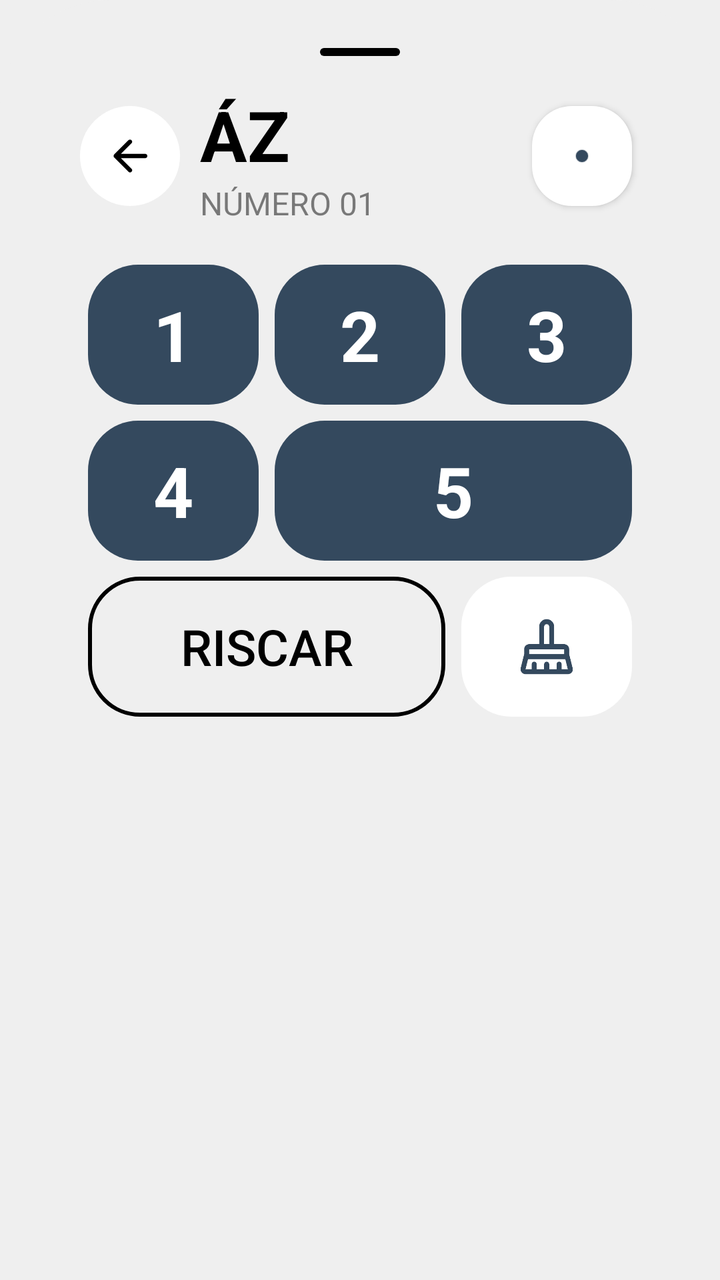
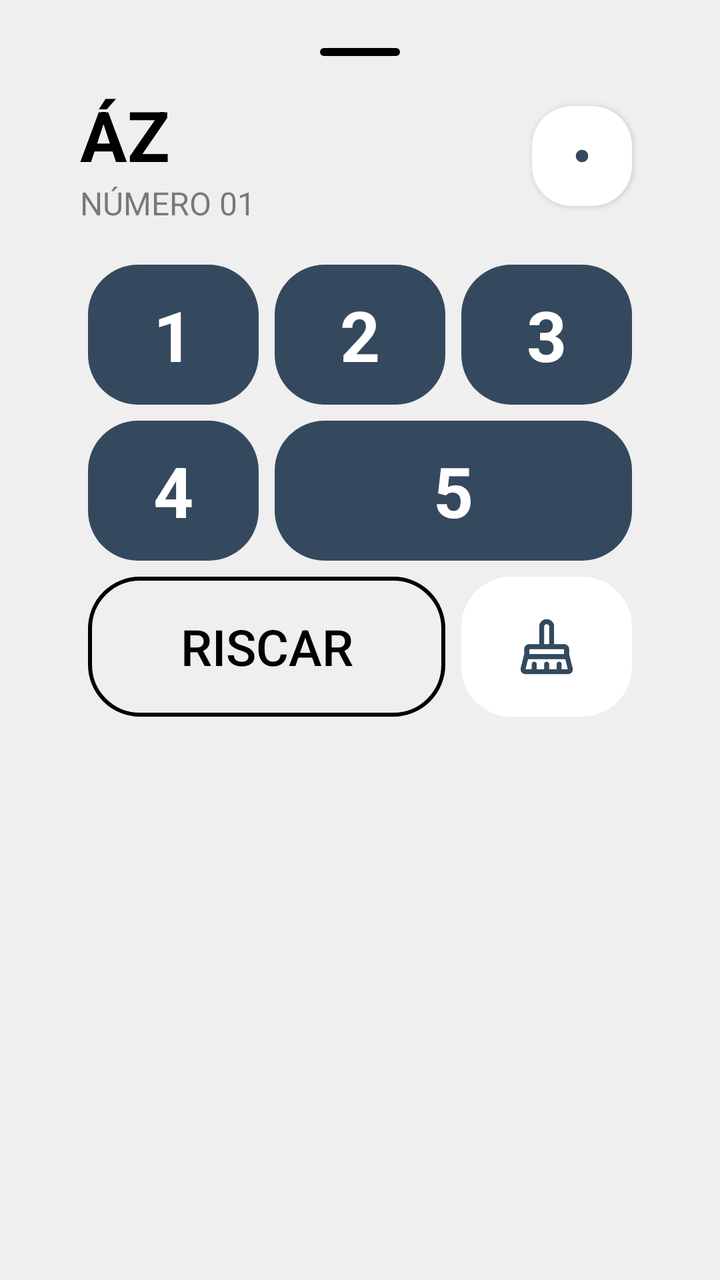

Screens rendered from an Android XML layout before and after an edit, with the pre-edit source and the edit as a unified diff.
<!-- AndroidManifest.xml: application theme Base.Theme.KingOfBozo.Standard -->
<!-- res/layout/box_az.xml -->
<?xml version="1.0" encoding="utf-8"?>
<LinearLayout xmlns:android="http://schemas.android.com/apk/res/android"
xmlns:app="http://schemas.android.com/apk/res-auto"
xmlns:tools="http://schemas.android.com/tools"
android:id="@+id/numbers_points"
android:layout_width="match_parent"
android:layout_height="wrap_content"
android:backgroundTint="?attr/customBackground"
android:background="@drawable/bottom_sheet_background"
android:orientation="vertical"
android:padding="24dp">

<ImageView
    android:layout_width="40dp"
    android:layout_height="4dp"
    android:layout_gravity="center_horizontal"
    android:layout_marginBottom="16dp"
    app:tint="?attr/textFillColor"
    android:src="@drawable/background_card_dark" />


    <LinearLayout
        android:id="@+id/action_bar"
        android:layout_width="match_parent"
        android:layout_height="wrap_content"
        android:paddingHorizontal="16dp"
        android:gravity="center"
        tools:ignore="MissingConstraints">

        <ImageView
            android:id="@+id/button_cancel"
            android:layout_width="50dp"
            android:layout_height="50dp"
            android:backgroundTint="?attr/cardBackgroundColor"
            android:background="@drawable/background_circle_yellow"
            android:padding="12dp"
            android:layout_marginRight="10dp"
            app:tint="?attr/textFillColor"
            android:src="@drawable/ic_arrow_back"
            tools:ignore="ContentDescription" />

        <LinearLayout
            android:layout_width="wrap_content"
            android:layout_height="wrap_content"
            android:orientation="vertical"
            android:layout_weight="1"
            app:layout_constraintStart_toEndOf="@+id/button_back">



            <TextView
                android:id="@+id/scoring_title"
                android:layout_width="wrap_content"
                android:layout_height="wrap_content"
                android:text="ÁZ"
                android:textColor="?attr/textFillColor"
                android:textSize="35sp"
                android:textStyle="bold" />
            <TextView
                android:layout_width="wrap_content"
                android:layout_height="wrap_content"
                android:text="NÚMERO 01"
                android:alpha="0.5"
                android:textColor="?attr/textFillColor"
                android:textSize="16sp" />

        </LinearLayout>

        <ImageView
            android:layout_height="50dp"
            android:layout_width="50dp"
            android:backgroundTint="?attr/cardBackgroundColor"
            android:background="@drawable/background_card_de_boca"
            android:src="@drawable/ic_dice_1"
            app:tint="?attr/colorPrimary"
            android:elevation="2dp"
            android:layout_margin="4dp"/>

    </LinearLayout>

<LinearLayout
    android:layout_width="match_parent"
    android:layout_height="wrap_content"
    android:orientation="vertical"
    android:padding="16dp">

    <GridLayout
        xmlns:android="http://schemas.android.com/apk/res/android"
        xmlns:app="http://schemas.android.com/apk/res-auto"
        android:layout_width="match_parent"
        android:layout_height="wrap_content"
        android:columnCount="3"
        android:rowCount="3">

        <TextView
            android:id="@+id/valor_01"
            android:layout_height="70dp"
            android:layout_width="0dp"
            android:backgroundTint="?attr/colorPrimary"
            android:background="@drawable/background_card_black"
            android:textColor="?attr/customTextBackground"
            android:text="1"
            android:textSize="35dp"
            android:textStyle="bold"
            android:gravity="center"
            android:layout_row="0"
            android:layout_column="0"
            android:layout_columnSpan="1"
            android:layout_columnWeight="1"
            android:layout_gravity="fill"
            android:layout_margin="4dp"/>

        <TextView
            android:id="@+id/valor_02"
            android:layout_height="70dp"
            android:layout_width="0dp"
            android:backgroundTint="?attr/colorPrimary"
            android:background="@drawable/background_card_black"
            android:textColor="?attr/customTextBackground"
            android:text="2"
            android:textSize="35dp"
            android:textStyle="bold"
            android:gravity="center"
            android:layout_row="0"
            android:layout_column="1"
            android:layout_columnWeight="1"
            android:layout_gravity="fill"
            android:layout_margin="4dp"/>

        <TextView
            android:id="@+id/valor_03"
            android:layout_height="70dp"
            android:layout_width="0dp"
            android:backgroundTint="?attr/colorPrimary"
            android:background="@drawable/background_card_black"
            android:textColor="?attr/customTextBackground"
            android:text="3"
            android:textSize="35dp"
            android:textStyle="bold"
            android:gravity="center"
            android:layout_row="0"
            android:layout_column="2"
            android:layout_columnWeight="1"
            android:layout_gravity="fill"
            android:layout_margin="4dp"/>

        <TextView
            android:id="@+id/valor_04"
            android:layout_height="70dp"
            android:layout_width="0dp"
            android:backgroundTint="?attr/colorPrimary"
            android:background="@drawable/background_card_black"
            android:textColor="?attr/customTextBackground"
            android:text="4"
            android:textSize="35dp"
            android:textStyle="bold"
            android:gravity="center"
            android:layout_row="1"
            android:layout_column="0"
            android:layout_columnWeight="1"
            android:layout_gravity="fill"
            android:layout_margin="4dp"/>

        <TextView
            android:id="@+id/valor_05"
            android:layout_height="20dp"
            android:layout_width="0dp"
            android:backgroundTint="?attr/colorPrimary"
            android:background="@drawable/background_card_black"
            android:textColor="?attr/customTextBackground"
            android:text="5"
            android:textSize="35dp"
            android:textStyle="bold"
            android:gravity="center"
            android:layout_row="1"
            android:layout_column="1"
            android:layout_columnSpan="2"
            android:layout_columnWeight="1"
            android:layout_gravity="fill"
            android:layout_margin="4dp"/>

        <ImageView
            android:id="@+id/btn_nulo"
            android:layout_height="70dp"
            android:layout_width="0dp"
            android:backgroundTint="?attr/cardBackgroundColor"
            android:background="@drawable/background_card_black"
            android:src="@drawable/ic_clear"
            app:tint="?attr/colorPrimary"
            android:layout_row="2"
            android:layout_column="2"
            android:layout_columnWeight="1"
            android:layout_gravity="fill"
            android:padding="20dp"
            android:layout_margin="4dp"/>

        <Button
            android:id="@+id/btn_riscar"
            android:layout_height="70dp"
            android:layout_width="0dp"
            app:backgroundTint="?attr/textFillColor"
            android:background="@drawable/background_score_option_riscar"
            app:cornerRadius="20dp"
            android:text="RISCAR"
            android:textSize="25dp"
            android:textColor="?attr/textFillColor"
            app:icon="@drawable/ic_riscar"
            app:iconSize="25dp"
            app:iconTint="?attr/textFillColor"
            android:gravity="center"
            android:layout_row="2"
            android:layout_column="0"
            android:layout_columnSpan="2"
            android:layout_columnWeight="1"
            android:layout_gravity="fill"
            android:layout_margin="4dp" />


    </GridLayout>

</LinearLayout>


</LinearLayout>
<!-- resources referenced by this layout -->
<resources>
  <!-- drawable background_card_black (drawable) -->
  <shape xmlns:android="http://schemas.android.com/apk/res/android"
      android:shape="rectangle">
      <solid android:color="@color/fundo_light" />
      <corners android:radius="25dp" />
  </shape>
  <!-- drawable background_card_dark (drawable) -->
  <shape xmlns:android="http://schemas.android.com/apk/res/android"
      android:shape="rectangle">
      <solid android:color="@color/fundo_light" />
      <corners android:radius="100dp" />
  </shape>
  <!-- drawable background_card_de_boca (drawable) -->
  <shape xmlns:android="http://schemas.android.com/apk/res/android"
      android:shape="rectangle">
      <solid android:color="@color/fundo_light" />
      <corners android:radius="20dp" />
  </shape>
  <!-- drawable background_circle_yellow (drawable) -->
  <?xml version="1.0" encoding="utf-8"?>
  <shape xmlns:android="http://schemas.android.com/apk/res/android"
      android:shape="oval">
      <solid android:color="@color/fundo_light" />
  </shape>
  <!-- drawable background_score_option_riscar (drawable) -->
  <shape xmlns:android="http://schemas.android.com/apk/res/android"
      android:shape="rectangle">
      <corners android:radius="25dp" />
      <stroke android:width="2dp" android:color="@color/fundo_light" />
      <solid android:color="@android:color/transparent" />
  </shape>
  <!-- drawable bottom_sheet_background (drawable) -->
  <?xml version="1.0" encoding="utf-8"?>
  <shape xmlns:android="http://schemas.android.com/apk/res/android"
      android:shape="rectangle">
      <solid android:color="@color/fundo_light"/>
      <corners android:topLeftRadius="55dp" android:topRightRadius="55dp"/>
  </shape>
  <!-- drawable ic_arrow_back (drawable) -->
  <vector xmlns:android="http://schemas.android.com/apk/res/android"
      android:width="24dp"
      android:height="24dp"
      android:viewportWidth="960"
      android:viewportHeight="960"
      android:tint="@color/fundo_light"
      android:autoMirrored="true">
    <path
        android:fillColor="@android:color/white"
        android:pathData="M313,520L509,716Q521,728 520.5,744Q520,760 508,772Q496,783 480,783.5Q464,784 452,772L188,508Q182,502 179.5,495Q177,488 177,480Q177,472 179.5,465Q182,458 188,452L452,188Q463,177 479.5,177Q496,177 508,188Q520,200 520,216.5Q520,233 508,245L313,440L760,440Q777,440 788.5,451.5Q800,463 800,480Q800,497 788.5,508.5Q777,520 760,520L313,520Z"/>
  </vector>
  <!-- drawable ic_dice_1 (drawable) -->
  <vector xmlns:android="http://schemas.android.com/apk/res/android"
      android:width="24dp"
      android:height="24dp"
      android:viewportWidth="24"
      android:viewportHeight="24">
      <path
          android:fillColor="@color/fundo_light"
          android:pathData="M12,12m-1.5,0a1.5,1.5 0,1 1,3 0a1.5,1.5 0,1 1,-3 0"/>
  </vector>
  <!-- drawable ic_riscar (drawable) -->
  <vector xmlns:android="http://schemas.android.com/apk/res/android"
      android:width="24dp"
      android:height="24dp"
      android:viewportWidth="960"
      android:viewportHeight="960"
      android:tint="?attr/colorControlNormal">
    <path
        android:fillColor="@android:color/white"
        android:pathData="M753,640L673,560L800,560L800,640L753,640ZM640,527L433,320L560,320L560,160L640,160L640,320L800,320L800,400L640,400L640,527ZM400,287L320,207L320,160L400,160L400,287ZM791,904L640,753L640,800L560,800L560,673L527,640L400,640L400,800L320,800L320,640L160,640L160,560L320,560L320,433L287,400L160,400L160,320L207,320L56,169L112,112L848,848L791,904Z"/>
  </vector>
  <color name="fundo_light">#EFEFEF</color>
  <color name="padrao">#34495e</color>
  <color name="text_dark">#000000</color>
  <color name="text_light">#FFFFFF</color>
  <color name="icon_dark">#000000</color>
  <color name="icon_light">#FFFFFF</color>
  <color name="card_light">#FFFFFF</color>
  <color name="card_dark">#313131</color>
  <!-- unchanged entries left out for length: 3 -->
</resources>

<!-- the commit's change to res/layout/box_az.xml (unified diff, before → after) -->
@@ -27,17 +27,17 @@ android:padding="24dp">
         android:gravity="center"
         tools:ignore="MissingConstraints">
 
-        <ImageView
-            android:id="@+id/button_cancel"
-            android:layout_width="50dp"
-            android:layout_height="50dp"
-            android:backgroundTint="?attr/cardBackgroundColor"
-            android:background="@drawable/background_circle_yellow"
-            android:padding="12dp"
-            android:layout_marginRight="10dp"
-            app:tint="?attr/textFillColor"
-            android:src="@drawable/ic_arrow_back"
-            tools:ignore="ContentDescription" />
+
+
+
+
+
+
+
+
+
+
+
 
         <LinearLayout
             android:layout_width="wrap_content"
<!-- resource entries referenced after the edit -->
@@ -18,12 +18,6 @@
       <solid android:color="@color/fundo_light" />
       <corners android:radius="20dp" />
   </shape>
-  <!-- drawable background_circle_yellow (drawable) -->
-  <?xml version="1.0" encoding="utf-8"?>
-  <shape xmlns:android="http://schemas.android.com/apk/res/android"
-      android:shape="oval">
-      <solid android:color="@color/fundo_light" />
-  </shape>
   <!-- drawable background_score_option_riscar (drawable) -->
   <shape xmlns:android="http://schemas.android.com/apk/res/android"
       android:shape="rectangle">
@@ -38,18 +32,6 @@
       <solid android:color="@color/fundo_light"/>
       <corners android:topLeftRadius="55dp" android:topRightRadius="55dp"/>
   </shape>
-  <!-- drawable ic_arrow_back (drawable) -->
-  <vector xmlns:android="http://schemas.android.com/apk/res/android"
-      android:width="24dp"
-      android:height="24dp"
-      android:viewportWidth="960"
-      android:viewportHeight="960"
-      android:tint="@color/fundo_light"
-      android:autoMirrored="true">
-    <path
-        android:fillColor="@android:color/white"
-        android:pathData="M313,520L509,716Q521,728 520.5,744Q520,760 508,772Q496,783 480,783.5Q464,784 452,772L188,508Q182,502 179.5,495Q177,488 177,480Q177,472 179.5,465Q182,458 188,452L452,188Q463,177 479.5,177Q496,177 508,188Q520,200 520,216.5Q520,233 508,245L313,440L760,440Q777,440 788.5,451.5Q800,463 800,480Q800,497 788.5,508.5Q777,520 760,520L313,520Z"/>
-  </vector>
   <!-- drawable ic_dice_1 (drawable) -->
   <vector xmlns:android="http://schemas.android.com/apk/res/android"
       android:width="24dp"
